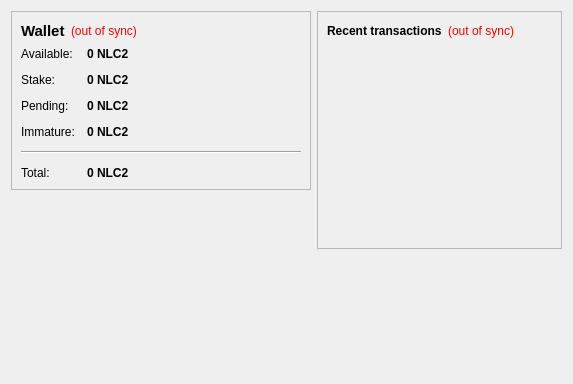
Qt form src/qt/forms/overviewpage.ui (NoLimitCoin/NoLimitCoin-Core) before a commit.
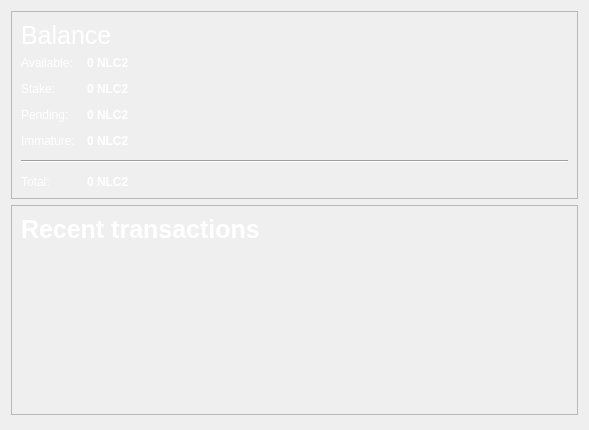
The same form after that commit. Icons and pictures are not drawn.

Commit message: changing overview layout

```diff
--- a/src/qt/forms/overviewpage.ui
+++ b/src/qt/forms/overviewpage.ui
@@ -6,18 +6,21 @@
    <rect>
     <x>0</x>
     <y>0</y>
-    <width>573</width>
-    <height>342</height>
+    <width>589</width>
+    <height>430</height>
    </rect>
   </property>
   <property name="windowTitle">
    <string>Form</string>
   </property>
-  <layout class="QHBoxLayout" name="horizontalLayout" stretch="1,1">
+  <layout class="QHBoxLayout" name="horizontalLayout" stretch="1,0">
    <item>
     <layout class="QVBoxLayout" name="verticalLayout_2">
      <item>
       <widget class="QFrame" name="frame">
+       <property name="styleSheet">
+        <string notr="true">color: white;</string>
+       </property>
        <property name="frameShape">
         <enum>QFrame::StyledPanel</enum>
        </property>
@@ -29,31 +32,431 @@
          <layout class="QHBoxLayout" name="horizontalLayout_4">
           <item>
            <widget class="QLabel" name="label_5">
+            <property name="palette">
+             <palette>
+              <active>
+               <colorrole role="WindowText">
+                <brush brushstyle="SolidPattern">
+                 <color alpha="255">
+                  <red>255</red>
+                  <green>255</green>
+                  <blue>255</blue>
+                 </color>
+                </brush>
+               </colorrole>
+               <colorrole role="Button">
+                <brush brushstyle="SolidPattern">
+                 <color alpha="255">
+                  <red>255</red>
+                  <green>255</green>
+                  <blue>255</blue>
+                 </color>
+                </brush>
+               </colorrole>
+               <colorrole role="Light">
+                <brush brushstyle="SolidPattern">
+                 <color alpha="255">
+                  <red>255</red>
+                  <green>255</green>
+                  <blue>255</blue>
+                 </color>
+                </brush>
+               </colorrole>
+               <colorrole role="Midlight">
+                <brush brushstyle="SolidPattern">
+                 <color alpha="255">
+                  <red>255</red>
+                  <green>255</green>
+                  <blue>255</blue>
+                 </color>
+                </brush>
+               </colorrole>
+               <colorrole role="Dark">
+                <brush brushstyle="SolidPattern">
+                 <color alpha="255">
+                  <red>127</red>
+                  <green>127</green>
+                  <blue>127</blue>
+                 </color>
+                </brush>
+               </colorrole>
+               <colorrole role="Mid">
+                <brush brushstyle="SolidPattern">
+                 <color alpha="255">
+                  <red>170</red>
+                  <green>170</green>
+                  <blue>170</blue>
+                 </color>
+                </brush>
+               </colorrole>
+               <colorrole role="Text">
+                <brush brushstyle="SolidPattern">
+                 <color alpha="255">
+                  <red>255</red>
+                  <green>255</green>
+                  <blue>255</blue>
+                 </color>
+                </brush>
+               </colorrole>
+               <colorrole role="BrightText">
+                <brush brushstyle="SolidPattern">
+                 <color alpha="255">
+                  <red>255</red>
+                  <green>255</green>
+                  <blue>255</blue>
+                 </color>
+                </brush>
+               </colorrole>
+               <colorrole role="ButtonText">
+                <brush brushstyle="SolidPattern">
+                 <color alpha="255">
+                  <red>255</red>
+                  <green>255</green>
+                  <blue>255</blue>
+                 </color>
+                </brush>
+               </colorrole>
+               <colorrole role="Base">
+                <brush brushstyle="SolidPattern">
+                 <color alpha="255">
+                  <red>255</red>
+                  <green>255</green>
+                  <blue>255</blue>
+                 </color>
+                </brush>
+               </colorrole>
+               <colorrole role="Window">
+                <brush brushstyle="SolidPattern">
+                 <color alpha="255">
+                  <red>255</red>
+                  <green>255</green>
+                  <blue>255</blue>
+                 </color>
+                </brush>
+               </colorrole>
+               <colorrole role="Shadow">
+                <brush brushstyle="SolidPattern">
+                 <color alpha="255">
+                  <red>0</red>
+                  <green>0</green>
+                  <blue>0</blue>
+                 </color>
+                </brush>
+               </colorrole>
+               <colorrole role="AlternateBase">
+                <brush brushstyle="SolidPattern">
+                 <color alpha="255">
+                  <red>255</red>
+                  <green>255</green>
+                  <blue>255</blue>
+                 </color>
+                </brush>
+               </colorrole>
+               <colorrole role="ToolTipBase">
+                <brush brushstyle="SolidPattern">
+                 <color alpha="255">
+                  <red>255</red>
+                  <green>255</green>
+                  <blue>220</blue>
+                 </color>
+                </brush>
+               </colorrole>
+               <colorrole role="ToolTipText">
+                <brush brushstyle="SolidPattern">
+                 <color alpha="255">
+                  <red>0</red>
+                  <green>0</green>
+                  <blue>0</blue>
+                 </color>
+                </brush>
+               </colorrole>
+              </active>
+              <inactive>
+               <colorrole role="WindowText">
+                <brush brushstyle="SolidPattern">
+                 <color alpha="255">
+                  <red>255</red>
+                  <green>255</green>
+                  <blue>255</blue>
+                 </color>
+                </brush>
+               </colorrole>
+               <colorrole role="Button">
+                <brush brushstyle="SolidPattern">
+                 <color alpha="255">
+                  <red>255</red>
+                  <green>255</green>
+                  <blue>255</blue>
+                 </color>
+                </brush>
+               </colorrole>
+               <colorrole role="Light">
+                <brush brushstyle="SolidPattern">
+                 <color alpha="255">
+                  <red>255</red>
+                  <green>255</green>
+                  <blue>255</blue>
+                 </color>
+                </brush>
+               </colorrole>
+               <colorrole role="Midlight">
+                <brush brushstyle="SolidPattern">
+                 <color alpha="255">
+                  <red>255</red>
+                  <green>255</green>
+                  <blue>255</blue>
+                 </color>
+                </brush>
+               </colorrole>
+               <colorrole role="Dark">
+                <brush brushstyle="SolidPattern">
+                 <color alpha="255">
+                  <red>127</red>
+                  <green>127</green>
+                  <blue>127</blue>
+                 </color>
+                </brush>
+               </colorrole>
+               <colorrole role="Mid">
+                <brush brushstyle="SolidPattern">
+                 <color alpha="255">
+                  <red>170</red>
+                  <green>170</green>
+                  <blue>170</blue>
+                 </color>
+                </brush>
+               </colorrole>
+               <colorrole role="Text">
+                <brush brushstyle="SolidPattern">
+                 <color alpha="255">
+                  <red>255</red>
+                  <green>255</green>
+                  <blue>255</blue>
+                 </color>
+                </brush>
+               </colorrole>
+               <colorrole role="BrightText">
+                <brush brushstyle="SolidPattern">
+                 <color alpha="255">
+                  <red>255</red>
+                  <green>255</green>
+                  <blue>255</blue>
+                 </color>
+                </brush>
+               </colorrole>
+               <colorrole role="ButtonText">
+                <brush brushstyle="SolidPattern">
+                 <color alpha="255">
+                  <red>255</red>
+                  <green>255</green>
+                  <blue>255</blue>
+                 </color>
+                </brush>
+               </colorrole>
+               <colorrole role="Base">
+                <brush brushstyle="SolidPattern">
+                 <color alpha="255">
+                  <red>255</red>
+                  <green>255</green>
+                  <blue>255</blue>
+                 </color>
+                </brush>
+               </colorrole>
+               <colorrole role="Window">
+                <brush brushstyle="SolidPattern">
+                 <color alpha="255">
+                  <red>255</red>
+                  <green>255</green>
+                  <blue>255</blue>
+                 </color>
+                </brush>
+               </colorrole>
+               <colorrole role="Shadow">
+                <brush brushstyle="SolidPattern">
+                 <color alpha="255">
+                  <red>0</red>
+                  <green>0</green>
+                  <blue>0</blue>
+                 </color>
+                </brush>
+               </colorrole>
+               <colorrole role="AlternateBase">
+                <brush brushstyle="SolidPattern">
+                 <color alpha="255">
+                  <red>255</red>
+                  <green>255</green>
+                  <blue>255</blue>
+                 </color>
+                </brush>
+               </colorrole>
+               <colorrole role="ToolTipBase">
+                <brush brushstyle="SolidPattern">
+                 <color alpha="255">
+                  <red>255</red>
+                  <green>255</green>
+                  <blue>220</blue>
+                 </color>
+                </brush>
+               </colorrole>
+               <colorrole role="ToolTipText">
+                <brush brushstyle="SolidPattern">
+                 <color alpha="255">
+                  <red>0</red>
+                  <green>0</green>
+                  <blue>0</blue>
+                 </color>
+                </brush>
+               </colorrole>
+              </inactive>
+              <disabled>
+               <colorrole role="WindowText">
+                <brush brushstyle="SolidPattern">
+                 <color alpha="255">
+                  <red>255</red>
+                  <green>255</green>
+                  <blue>255</blue>
+                 </color>
+                </brush>
+               </colorrole>
+               <colorrole role="Button">
+                <brush brushstyle="SolidPattern">
+                 <color alpha="255">
+                  <red>255</red>
+                  <green>255</green>
+                  <blue>255</blue>
+                 </color>
+                </brush>
+               </colorrole>
+               <colorrole role="Light">
+                <brush brushstyle="SolidPattern">
+                 <color alpha="255">
+                  <red>255</red>
+                  <green>255</green>
+                  <blue>255</blue>
+                 </color>
+                </brush>
+               </colorrole>
+               <colorrole role="Midlight">
+                <brush brushstyle="SolidPattern">
+                 <color alpha="255">
+                  <red>255</red>
+                  <green>255</green>
+                  <blue>255</blue>
+                 </color>
+                </brush>
+               </colorrole>
+               <colorrole role="Dark">
+                <brush brushstyle="SolidPattern">
+                 <color alpha="255">
+                  <red>127</red>
+                  <green>127</green>
+                  <blue>127</blue>
+                 </color>
+                </brush>
+               </colorrole>
+               <colorrole role="Mid">
+                <brush brushstyle="SolidPattern">
+                 <color alpha="255">
+                  <red>170</red>
+                  <green>170</green>
+                  <blue>170</blue>
+                 </color>
+                </brush>
+               </colorrole>
+               <colorrole role="Text">
+                <brush brushstyle="SolidPattern">
+                 <color alpha="255">
+                  <red>255</red>
+                  <green>255</green>
+                  <blue>255</blue>
+                 </color>
+                </brush>
+               </colorrole>
+               <colorrole role="BrightText">
+                <brush brushstyle="SolidPattern">
+                 <color alpha="255">
+                  <red>255</red>
+                  <green>255</green>
+                  <blue>255</blue>
+                 </color>
+                </brush>
+               </colorrole>
+               <colorrole role="ButtonText">
+                <brush brushstyle="SolidPattern">
+                 <color alpha="255">
+                  <red>255</red>
+                  <green>255</green>
+                  <blue>255</blue>
+                 </color>
+                </brush>
+               </colorrole>
+               <colorrole role="Base">
+                <brush brushstyle="SolidPattern">
+                 <color alpha="255">
+                  <red>255</red>
+                  <green>255</green>
+                  <blue>255</blue>
+                 </color>
+                </brush>
+               </colorrole>
+               <colorrole role="Window">
+                <brush brushstyle="SolidPattern">
+                 <color alpha="255">
+                  <red>255</red>
+                  <green>255</green>
+                  <blue>255</blue>
+                 </color>
+                </brush>
+               </colorrole>
+               <colorrole role="Shadow">
+                <brush brushstyle="SolidPattern">
+                 <color alpha="255">
+                  <red>0</red>
+                  <green>0</green>
+                  <blue>0</blue>
+                 </color>
+                </brush>
+               </colorrole>
+               <colorrole role="AlternateBase">
+                <brush brushstyle="SolidPattern">
+                 <color alpha="255">
+                  <red>255</red>
+                  <green>255</green>
+                  <blue>255</blue>
+                 </color>
+                </brush>
+               </colorrole>
+               <colorrole role="ToolTipBase">
+                <brush brushstyle="SolidPattern">
+                 <color alpha="255">
+                  <red>255</red>
+                  <green>255</green>
+                  <blue>220</blue>
+                 </color>
+                </brush>
+               </colorrole>
+               <colorrole role="ToolTipText">
+                <brush brushstyle="SolidPattern">
+                 <color alpha="255">
+                  <red>0</red>
+                  <green>0</green>
+                  <blue>0</blue>
+                 </color>
+                </brush>
+               </colorrole>
+              </disabled>
+             </palette>
+            </property>
             <property name="font">
              <font>
-              <pointsize>11</pointsize>
-              <weight>75</weight>
-              <bold>true</bold>
+              <pointsize>-1</pointsize>
              </font>
             </property>
-            <property name="text">
-             <string>Wallet</string>
-            </property>
-           </widget>
-          </item>
-          <item>
-           <widget class="QLabel" name="labelWalletStatus">
-            <property name="toolTip">
-             <string>The displayed information may be out of date. Your wallet automatically synchronizes with the NoLimitCoin network after a connection is established, but this process has not completed yet.</string>
-            </property>
             <property name="styleSheet">
-             <string notr="true">QLabel { color: red; }</string>
+             <string notr="true">font-size: 25px;</string>
             </property>
             <property name="text">
-             <string notr="true">(out of sync)</string>
-            </property>
-            <property name="alignment">
-             <set>Qt::AlignLeading|Qt::AlignLeft|Qt::AlignVCenter</set>
+             <string>Balance</string>
             </property>
            </widget>
           </item>
@@ -85,6 +488,9 @@
           </property>
           <item row="0" column="0">
            <widget class="QLabel" name="label">
+            <property name="styleSheet">
+             <string notr="true">color: white;</string>
+            </property>
             <property name="text">
              <string>Available:</string>
             </property>
@@ -104,6 +510,9 @@
             <property name="toolTip">
              <string>Your current spendable balance</string>
             </property>
+            <property name="styleSheet">
+             <string notr="true">color: white;</string>
+            </property>
             <property name="text">
              <string notr="true">0 NLC2</string>
             </property>
@@ -238,37 +647,10 @@
       </widget>
      </item>
      <item>
-      <spacer name="verticalSpacer">
-       <property name="orientation">
-        <enum>Qt::Vertical</enum>
-       </property>
-       <property name="sizeHint" stdset="0">
-        <size>
-         <width>20</width>
-         <height>40</height>
-        </size>
-       </property>
-      </spacer>
-     </item>
-        <item>
-         <widget class="QLabel" name="label_2">
-          <property name="minimumSize">
-           <size>
-            <width>300</width>
-            <height>177</height>
-           </size>
-          </property>
-          <property name="text">
-           <string>&lt;html&gt;&lt;head/&gt;&lt;body&gt;&lt;p align=&quot;center&quot;&gt;&lt;a href=&quot;https://NoLimitCoin.com&quot;&gt;&lt;span style=&quot; text-decoration: underline; color:#0000ff;&quot;&gt;&lt;img src=&quot;:/images/wallet&quot;/&gt;&lt;/span&gt;&lt;/a&gt;&lt;/p&gt;&lt;/body&gt;&lt;/html&gt;</string>
-          </property>
-         </widget>
-        </item>
-    </layout>
-   </item>
-   <item>
-    <layout class="QVBoxLayout" name="verticalLayout_3">
-     <item>
       <widget class="QFrame" name="frame_2">
+       <property name="styleSheet">
+        <string notr="true">color: white;</string>
+       </property>
        <property name="frameShape">
         <enum>QFrame::StyledPanel</enum>
        </property>
@@ -280,27 +662,14 @@
          <layout class="QHBoxLayout" name="horizontalLayout_2">
           <item>
            <widget class="QLabel" name="label_4">
+            <property name="styleSheet">
+             <string notr="true">font-size: 25px;</string>
+            </property>
             <property name="text">
              <string>&lt;b&gt;Recent transactions&lt;/b&gt;</string>
             </property>
            </widget>
           </item>
-          <item>
-           <widget class="QLabel" name="labelTransactionsStatus">
-            <property name="toolTip">
-             <string>The displayed information may be out of date. Your wallet automatically synchronizes with the NoLimitCoin network after a connection is established, but this process has not completed yet.</string>
-            </property>
-            <property name="styleSheet">
-             <string notr="true">QLabel { color: red; }</string>
-            </property>
-            <property name="text">
-             <string notr="true">(out of sync)</string>
-            </property>
-            <property name="alignment">
-             <set>Qt::AlignRight|Qt::AlignTrailing|Qt::AlignVCenter</set>
-            </property>
-           </widget>
-          </item>
           <item>
            <spacer name="horizontalSpacer">
             <property name="orientation">
@@ -319,7 +688,7 @@
         <item>
          <widget class="QListView" name="listTransactions">
           <property name="styleSheet">
-           <string notr="true">QListView { background: transparent; }</string>
+           <string notr="true">QListView { background: transparent; color: white;}</string>
           </property>
           <property name="frameShape">
            <enum>QFrame::NoFrame</enum>
@@ -339,7 +708,7 @@
       </widget>
      </item>
      <item>
-      <spacer name="verticalSpacer_2">
+      <spacer name="verticalSpacer">
        <property name="orientation">
         <enum>Qt::Vertical</enum>
        </property>
```
Left out of the diff: 3 changed lines with no effect on the pictures. The commit also changes 3 other files.
